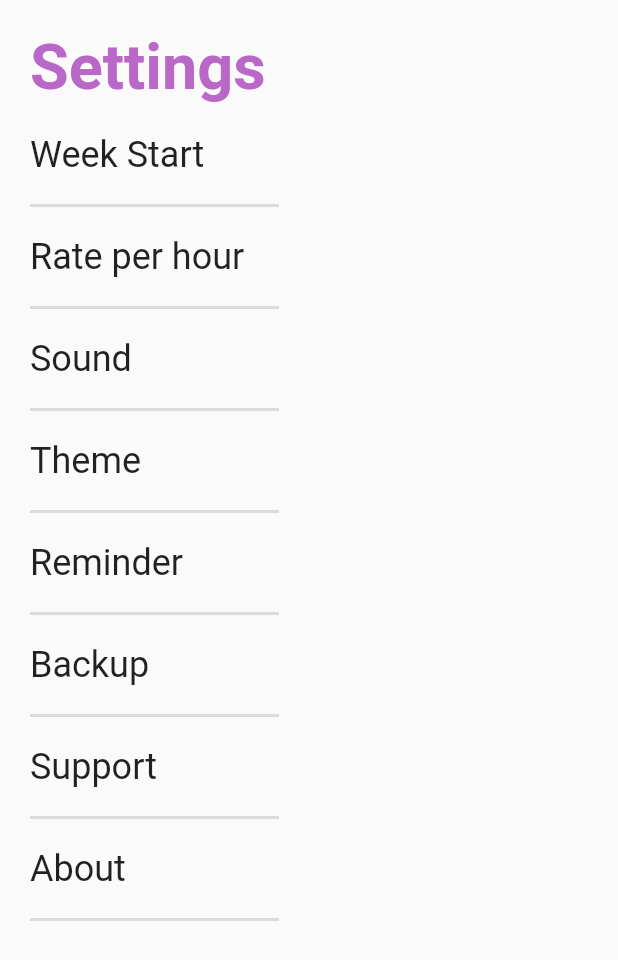
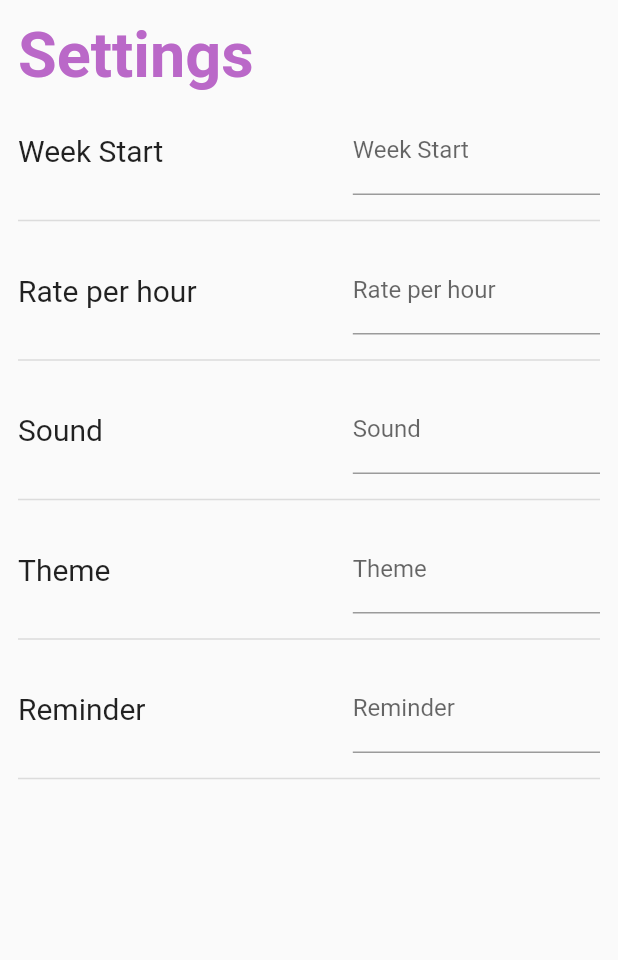
Before and after one commit to Bijayadhs/my_roster, a Flutter app: the SettingsPage widget shown alone on an empty page, opened directly, on a phone screen of 412 x 824 dp. Shown: the top 960 px of the screen. Run offline on Flutter 3.47's test engine with Material 2 defaults, Android fonts, the phone set to English and light mode, and no system bars.

Commit message:
Drawer and Setting page

```diff
--- /dev/null
+++ b/lib/model/settings.dart
@@ -0,0 +1,23 @@
+import 'package:flutter/material.dart';
+
+class Setting {
+  final String settingName;
+  final String defaultName;
+  final IconData icon;
+  const Setting({
+    @required this.settingName,
+    this.defaultName,
+    this.icon,
+  });
+}
+
+List<Setting> settings = [
+  Setting(settingName: 'Week Start', defaultName: 'Mon'),
+  Setting(settingName: 'Rate per hour', defaultName: '20'),
+  Setting(settingName: 'Sound', defaultName: 'brilliant'),
+  Setting(settingName: 'Theme', defaultName: 'green'),
+  Setting(settingName: 'Reminder', defaultName: 'ON'),
+  Setting(settingName: 'Backup'),
+  Setting(settingName: 'Support'),
+  Setting(settingName: 'About'),
+];
--- a/lib/pages/settings_page.dart
+++ b/lib/pages/settings_page.dart
@@ -1,20 +1,18 @@
 import 'package:flutter/material.dart';
+import 'package:my_roster/model/settings.dart';
 
-class SettingsPage extends StatelessWidget {
+class SettingsPage extends StatefulWidget {
+  @override
+  _SettingsPageState createState() => _SettingsPageState();
+}
+
+class _SettingsPageState extends State<SettingsPage> {
+  ScrollController controller = ScrollController();
+
   @override
   Widget build(BuildContext context) {
-    List<String> settings = [
-      'Week Start',
-      'Rate per hour',
-      'Sound',
-      'Theme',
-      'Reminder',
-      'Backup',
-      'Support',
-      'About'
-    ];
     return Padding(
-      padding: const EdgeInsets.all(20.0),
+      padding: const EdgeInsets.all(12.0),
       child: Column(
         crossAxisAlignment: CrossAxisAlignment.start,
         children: <Widget>[
@@ -26,26 +24,60 @@ class SettingsPage extends StatelessWidget {
               color: Colors.purple[300],
             ),
           ),
-          SizedBox(height: 20),
-          Column(
-            children: settings
-                .map((setting) => Column(
+          SizedBox(height: 10),
+          Container(
+            height: 450,
+            child: ListView.builder(
+              // shrinkWrap: true,
+              controller: controller,
+              physics: BouncingScrollPhysics(),
+              itemCount: settings.length,
+              itemBuilder: (context, index) =>
+                  CustomSetup(setting: settings[index]),
+            ),
+          )
+        ],
+      ),
+    );
+  }
+}
+
+class CustomSetup extends StatelessWidget {
+  final Setting setting;
+  const CustomSetup({this.setting});
+
+  @override
+  Widget build(BuildContext context) {
+    final size = MediaQuery.of(context).size;
+    return Expanded(
+      child: Column(
         crossAxisAlignment: CrossAxisAlignment.start,
         children: [
+          Row(
+            mainAxisAlignment: MainAxisAlignment.spaceBetween,
+            children: [
               Text(
-                          setting,
+                setting.settingName,
                 style: TextStyle(
-                            fontSize: 24,
+                  fontSize: 20,
                 ),
               ),
-                        Divider(
-                          height: 40,
-                          thickness: 2,
-                          endIndent: MediaQuery.of(context).size.width * 0.5,
+              Container(
+                width: size.width * 0.4,
+                child: TextFormField(
+                  decoration: InputDecoration(
+                    border: UnderlineInputBorder(),
+                    hintText: setting.defaultName,
+                    labelText: setting.settingName,
+                  ),
+                  keyboardType: TextInputType.number,
+                ),
               ),
             ],
-                    ))
-                .toList(),
+          ),
+          Divider(
+            height: 34,
+            thickness: 1,
           ),
         ],
       ),
```
Also changed, not shown: lib/pages/home_page.dart (+51 -50 lines), 1 other file. Lines whose indentation alone changed are shown as unchanged.
